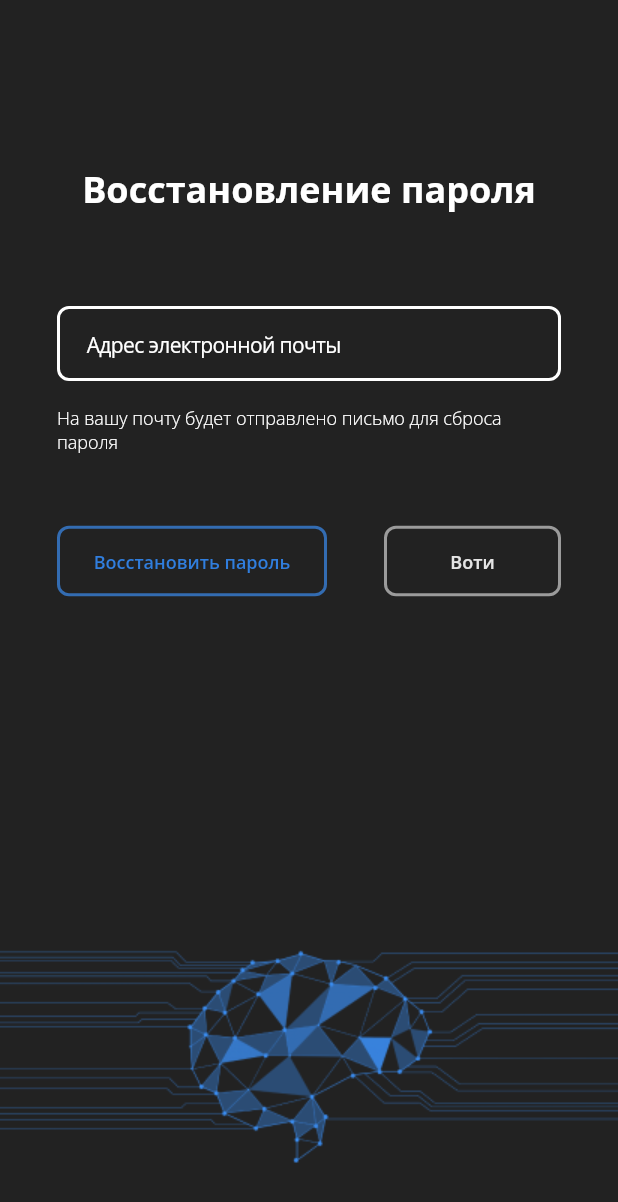
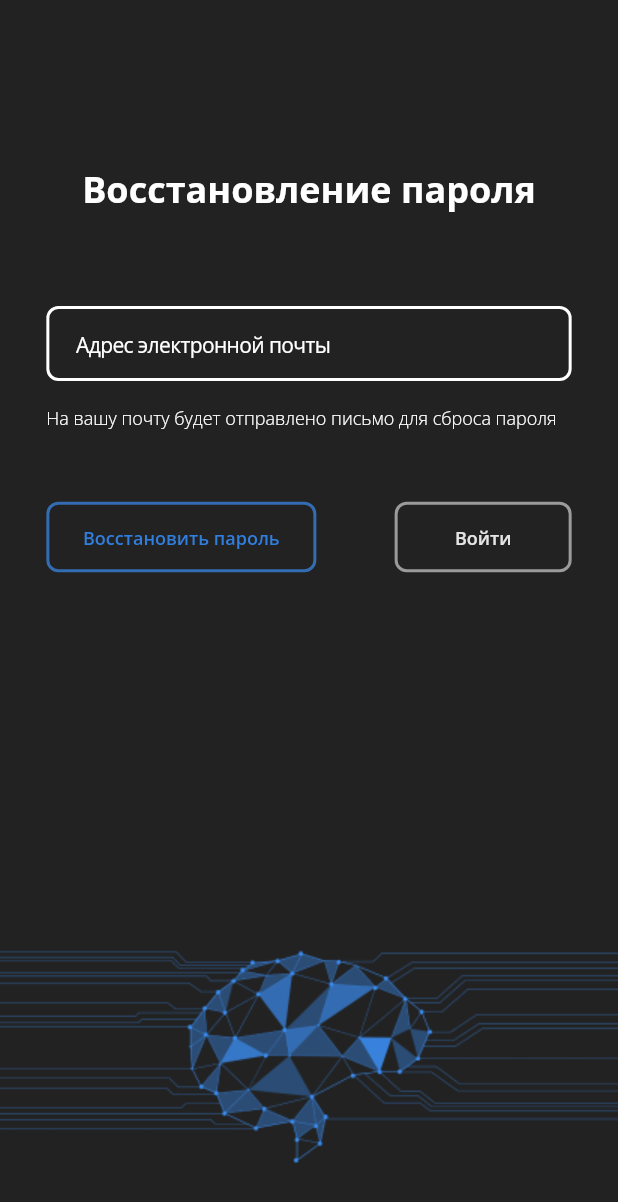
Before and after one commit to IrinaKhandogiy/neural_project, a Flutter app: the ResetPasswordPage screen opened directly, on a phone screen of 412 x 824 dp. Shown: the top 1202 px of the screen. Run offline on Flutter 3.47's test engine with Material 2 defaults, Android fonts, the light colour scheme and no system bars; our stand-ins replace cloud_firestore, firebase_auth, firebase_core, firebase_storage, google_fonts and 1 more; missing offline and left inert: dart:ffi, external_path; accounts and stored records are empty; project files that could hold a hidden picture were left out.

Commit message:
Адаптация дизайна и скачивание файлов

```diff
--- a/lib/main.dart
+++ b/lib/main.dart
@@ -154,7 +154,7 @@ class _AuthPageState extends State<AuthPage> {
           mainAxisAlignment: MainAxisAlignment.spaceBetween,
           children: <Widget>[
             Container(
-            padding: const EdgeInsets.only(left: 39, right: 39),
+            padding: const EdgeInsets.only(left: 20, right: 20),
             child: Column(
             children: [
             Text(
@@ -236,11 +236,12 @@ class _AuthPageState extends State<AuthPage> {
                     ),
                   )
                   ),
+                  Spacer(),
                   CupertinoButton(child: Text(
                     "Восстановить пароль",
                     style: GoogleFonts.openSans(fontSize: 14, fontWeight: FontWeight.w400, color: const Color.fromRGBO(255, 255, 255, 0.75)),
                   ), onPressed: () => {_navigateToResetPasswordScreen(context)},
-                    padding: const EdgeInsets.only(left: 51),
+
                   )
                 ],
               ),
--- a/lib/reset_password.dart
+++ b/lib/reset_password.dart
@@ -70,13 +70,15 @@ class _ResetPasswordState extends State<ResetPasswordPage> {
           Container(
             width: MediaQuery.of(context).size.width,
             height: MediaQuery.of(context).size.height,
-            padding: const EdgeInsets.only(left: 38, right: 38, top: 109),
+            padding: const EdgeInsets.only( top: 109),
             child: Column(
               crossAxisAlignment: CrossAxisAlignment.center,
               children: [
                 Text("Восстановление пароля",
                 style: GoogleFonts.openSans(fontSize: 24, fontWeight: FontWeight.w700, color: Colors.white)),
-                CupertinoFormRow(
+                SizedBox(
+                  width: MediaQuery.of(context).size.width * 0.85,
+                child: CupertinoFormRow(
                   padding: const EdgeInsets.only(top: 62),
                     child: CupertinoTextField(
                         textInputAction: TextInputAction.next,
@@ -100,11 +102,16 @@ class _ResetPasswordState extends State<ResetPasswordPage> {
                     ),
                     error: Text(isEmailValid? "": emailError),
                   ),
-                   Text("На вашу почту будет отправлено письмо для сброса пароля",
-                  style: GoogleFonts.openSans(fontSize: 12, fontWeight: FontWeight.w300, color: Colors.white),),
+                ),
+                   SizedBox(
+                     width: MediaQuery.of(context).size.width * 0.85,
+                     child: Text("На вашу почту будет отправлено письмо для сброса пароля",
+                       style: GoogleFonts.openSans(fontSize: 12, fontWeight: FontWeight.w300, color: Colors.white),),
+                    ),
+
                 Container(
                   margin: const EdgeInsets.only(top: 48),
-                  width: MediaQuery.of(context).size.width - 38*2,
+                  width: MediaQuery.of(context).size.width * 0.85,
                   child: Row(
                     mainAxisAlignment: MainAxisAlignment.spaceBetween,
                     children: [
@@ -125,7 +132,7 @@ class _ResetPasswordState extends State<ResetPasswordPage> {
                       ),
                       OutlinedButton(
                         onPressed: () => {_navigateToAuthScreen(context)},
-                        child:  Text("Воти",
+                        child:  Text("Войти",
                             style: GoogleFonts.openSans(fontSize: 12, fontWeight: FontWeight.w600, color: const  Color(0xFFE5E5E5))
                         ),
                         style: OutlinedButton.styleFrom(
--- a/pubspec.yaml
+++ b/pubspec.yaml
@@ -35,9 +35,11 @@ dependencies:
   # Use with the CupertinoIcons class for iOS style icons.
   cupertino_icons: ^1.0.2
   google_fonts: ^2.1.0
+  firebase_storage: ^10.2.9
 
   # Add the dependencies for any other Firebase products you want to use in your app
   # For example, to use Firebase Authentication and Cloud Firestore
+  external_path: ^1.0.1
   intl: ^0.17.0
   firebase_auth: ^3.3.9
   cloud_firestore: ^3.1.10
```
Also changed, not shown: lib/experiment_result.dart (+67 -7 lines), pubspec.lock, 1 other file.
